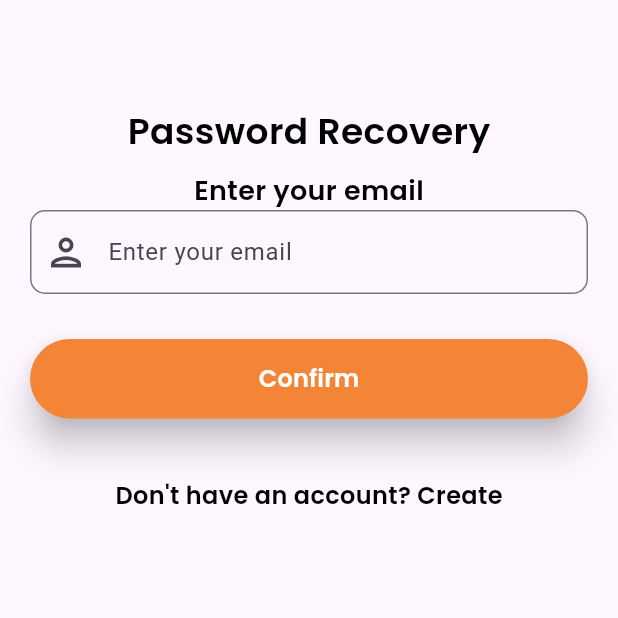
After one commit to NabeelNanakkal/Food-Delivery-App, a Flutter app: the ForgotPassword screen opened directly, on a phone screen of 412 x 824 dp, the top half of it. The commit adds this screen. Run offline on Flutter 3.47's test engine with Material 3 defaults, Android fonts, the phone set to English and light mode, and no system bars; our stand-ins replace curved_navigation_bar, firebase_auth, firebase_core; accounts and stored records are empty.

Commit message:
feat: Forgotpassword screen design completed

```diff
--- /dev/null
+++ b/lib/screens/forgotpassword.dart
@@ -0,0 +1,92 @@
+import 'package:flutter/material.dart';
+import 'package:food_app/screens/signup.dart';
+import 'package:food_app/widget/widget_support.dart';
+
+class ForgotPassword extends StatefulWidget {
+  const ForgotPassword({super.key});
+
+  @override
+  State<ForgotPassword> createState() => _ForgotPasswordState();
+}
+
+class _ForgotPasswordState extends State<ForgotPassword> {
+  TextEditingController emailController = TextEditingController();
+  @override
+  Widget build(BuildContext context) {
+    return Scaffold(
+      body: Container(
+        child: Column(
+          children: [
+            const SizedBox(
+              height: 70.0,
+            ),
+            Container(
+              alignment: Alignment.center,
+              child: Text(
+                'Password Recovery',
+                style: AppWidget.headLineTextStyle(),
+              ),
+            ),
+            const SizedBox(
+              height: 10.0,
+            ),
+            Text(
+              'Enter your email',
+              style: AppWidget.semiBoldTextStyle(),
+            ),
+            Expanded(
+                child: Form(
+                    child: Padding(
+              padding: EdgeInsets.only(left: 20.0, right: 20.0),
+              child: ListView(
+                children: [
+                  TextFormField(
+                    controller: emailController,
+                    validator: (value) {
+                      if (value == null || value.isEmpty) {
+                        return 'Please enter your email';
+                      }
+                      return null;
+                    },
+                    decoration: const InputDecoration(
+                        hintText: 'Enter your email',
+                        prefixIcon: Icon(
+                          Icons.person_outlined,
+                          size: 30.0,
+                        ),
+                        border: OutlineInputBorder(
+                            borderRadius:
+                                BorderRadius.all(Radius.circular(10.0)))),
+                  ),
+                  const SizedBox(
+                    height: 30.0,
+                  ),
+                  ElevatedButton(
+                      style: const ButtonStyle(
+                        elevation: WidgetStatePropertyAll(10.0),
+                        padding: WidgetStatePropertyAll(EdgeInsets.only(top: 15.0,bottom: 15.0)),
+                          backgroundColor: WidgetStatePropertyAll(
+                              Color.fromARGB(255, 244, 133, 54))),
+                      onPressed: () {},
+                      child: Text(
+                        'Confirm',
+                        style: AppWidget.buttonBoldTextStyle(),
+                      )),
+                      const SizedBox(height: 40.0,),
+                      GestureDetector(
+                        onTap: () {
+                          Navigator.of(context).push(MaterialPageRoute(builder: (context) {
+                            return const SignUp();
+                          },));
+                        },
+                        child: Center(child: Text("Don't have an account? Create",style: AppWidget.semiBoldText2Style(),)),
+                      )
+                ],
+              ),
+            )))
+          ],
+        ),
+      ),
+    );
+  }
+}
--- a/lib/screens/login.dart
+++ b/lib/screens/login.dart
@@ -1,5 +1,6 @@
 import 'package:firebase_auth/firebase_auth.dart';
 import 'package:flutter/material.dart';
+import 'package:food_app/screens/forgotpassword.dart';
 import 'package:food_app/screens/signup.dart';
 import 'package:food_app/widget/bottom_nav.dart';
 import 'package:food_app/widget/widget_support.dart';
@@ -133,11 +134,18 @@ class _LoginState extends State<Login> {
                                 const SizedBox(
                                   height: 20.0,
                                 ),
-                                Container(
-                                  alignment: Alignment.topRight,
-                                  child: Text(
-                                    'Forgot password?',
-                                    style: AppWidget.lightTextStyle(),
+                                GestureDetector(
+                                  onTap: () {
+                                    Navigator.of(context).push(MaterialPageRoute(builder: (context) {
+                                      return ForgotPassword();
+                                    },));
+                                  },
+                                  child: Container(
+                                    alignment: Alignment.topRight,
+                                    child: Text(
+                                      'Forgot password?',
+                                      style: AppWidget.lightTextStyle(),
+                                    ),
                                   ),
                                 ),
                                 const SizedBox(
```
